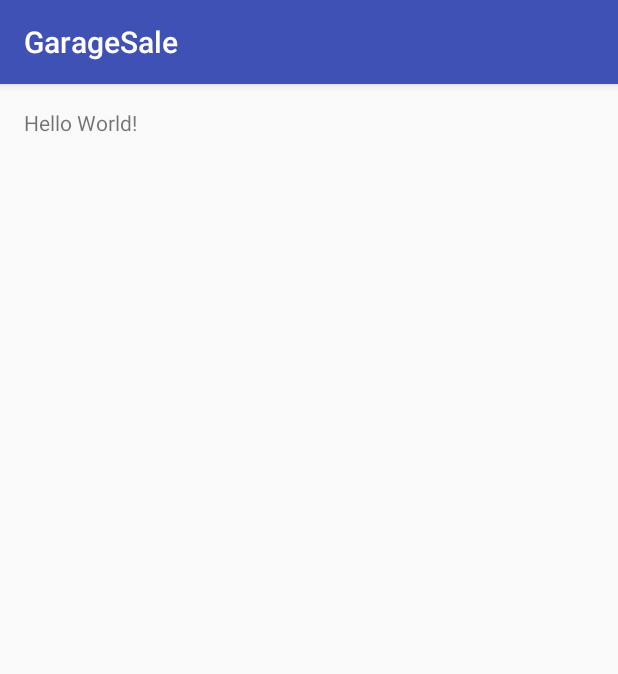
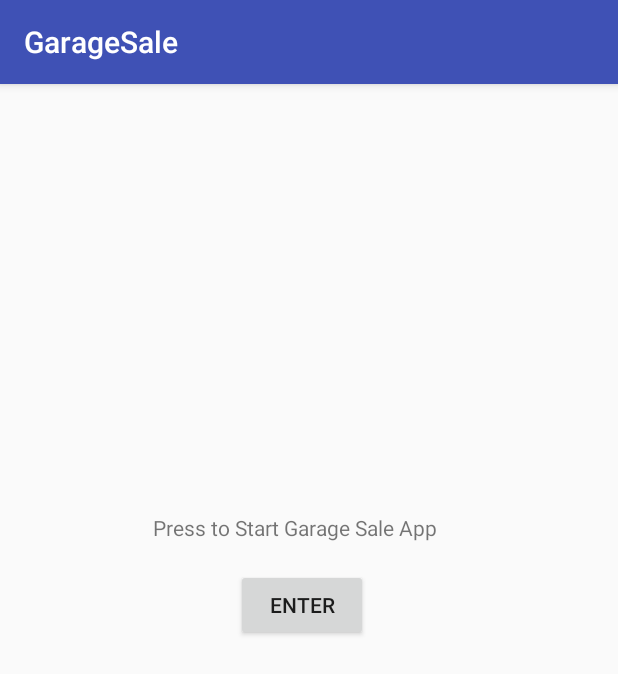
Before and after one commit to Lindmae/GarageBuddy, an Android app: the screen it shows after launch (MainActivity), on a phone screen of 412 x 824 dp. Shown: the top 674 px of the screen. Run offline under Robolectric (Android 15) with nearby library versions, the phone set to English and light mode, and no system bars.

Commit message:
Added button

```diff
--- a/app/build.gradle
+++ b/app/build.gradle
@@ -10,6 +10,7 @@ android {
         versionCode 1
         versionName "1.0"
         testInstrumentationRunner "android.support.test.runner.AndroidJUnitRunner"
+        vectorDrawables.useSupportLibrary = true
     }
     buildTypes {
         release {
@@ -25,5 +26,10 @@ dependencies {
         exclude group: 'com.android.support', module: 'support-annotations'
     })
     compile 'com.android.support:appcompat-v7:25.1.1'
+    compile 'com.google.android.gms:play-services-maps:10.2.0'
+    compile 'com.android.support:recyclerview-v7:25.2.0'
+    compile 'com.android.support:design:25.2.0'
+    compile 'com.android.support.constraint:constraint-layout:1.0.2'
+    compile 'com.android.support:support-vector-drawable:25.2.0'
     testCompile 'junit:junit:4.12'
 }
--- a/app/src/main/AndroidManifest.xml
+++ b/app/src/main/AndroidManifest.xml
@@ -4,7 +4,7 @@
 
     <application
         android:allowBackup="true"
-        android:icon="@mipmap/ic_launcher"
+        android:icon="@mipmap/garagesale_launcher"
         android:label="@string/app_name"
         android:supportsRtl="true"
         android:theme="@style/AppTheme">
@@ -15,6 +15,8 @@
                 <category android:name="android.intent.category.LAUNCHER" />
             </intent-filter>
         </activity>
+        <activity android:name=".Main2Activity" />
+        <activity android:name=".TimeSelector"></activity>
     </application>
 
 </manifest>
--- a/app/src/main/java/isabel/garagesale/MainActivity.java
+++ b/app/src/main/java/isabel/garagesale/MainActivity.java
@@ -2,6 +2,9 @@ package isabel.garagesale;
 
 import android.support.v7.app.AppCompatActivity;
 import android.os.Bundle;
+import android.view.View;
+import android.widget.Button;
+import android.content.Intent;
 
 public class MainActivity extends AppCompatActivity {
 
@@ -9,5 +12,32 @@ public class MainActivity extends AppCompatActivity {
     protected void onCreate(Bundle savedInstanceState) {
         super.onCreate(savedInstanceState);
         setContentView(R.layout.activity_main);
+        Button button = (Button) findViewById(R.id.button2);
+        button.setOnClickListener(new MyClass() {
+
+            @Override
+            public void onClick(View v) {
+                goToSecondActivity();
+
+            }
+
+        });
     }
+
+    private void goToSecondActivity() {
+
+        Intent intent = new Intent(this, Main2Activity.class);
+
+        startActivity(intent);
+
+    }
+
+    public class MyClass implements View.OnClickListener {
+
+        @Override
+        public void onClick(View v) {
+
+        }
+    }
+
 }
--- a/app/src/main/res/layout/activity_main.xml
+++ b/app/src/main/res/layout/activity_main.xml
@@ -13,5 +13,24 @@
     <TextView
         android:layout_width="wrap_content"
         android:layout_height="wrap_content"
-        android:text="Hello World!" />
+        android:text="@string/welcome_screen_text"
+        android:layout_marginTop="270dp"
+        android:id="@+id/textView"
+        android:layout_alignParentTop="true"
+        android:layout_alignParentLeft="true"
+        android:layout_alignParentStart="true"
+        android:layout_marginLeft="86dp"
+        android:layout_marginStart="86dp" />
+
+    <Button
+        android:id="@+id/button2"
+        android:layout_width="wrap_content"
+        android:layout_height="wrap_content"
+        android:text="@string/button_to_start_app"
+        android:layout_marginTop="18dp"
+        android:layout_below="@+id/textView"
+        android:layout_alignRight="@+id/textView"
+        android:layout_alignEnd="@+id/textView"
+        android:layout_marginRight="46dp"
+        android:layout_marginEnd="46dp" />
 </RelativeLayout>
--- a/app/src/main/res/values/dimens.xml
+++ b/app/src/main/res/values/dimens.xml
@@ -2,4 +2,5 @@
     <!-- Default screen margins, per the Android Design guidelines. -->
     <dimen name="activity_horizontal_margin">16dp</dimen>
     <dimen name="activity_vertical_margin">16dp</dimen>
+    <dimen name="fab_margin">16dp</dimen>
 </resources>
--- a/app/src/main/res/values/strings.xml
+++ b/app/src/main/res/values/strings.xml
@@ -1,3 +1,10 @@
 <resources>
     <string name="app_name">GarageSale</string>
+    <string name="welcome_screen_text">Press to Start Garage Sale App</string>
+    <string name="button_to_start_app">Enter</string>
+    <string name="main2">BOOOOOOOO</string>
+    <string name="title_activity_time_selector">Time Selector</string>
+    <string name="title_home">Home</string>
+    <string name="title_dashboard">Dashboard</string>
+    <string name="title_notifications">Notifications</string>
 </resources>
```
Also changed, not shown: app/src/main/java/isabel/garagesale/Main2Activity.java (added, +13 -0 lines), app/src/main/java/isabel/garagesale/TimeSelector.java (added, +13 -0 lines), app/src/main/res/drawable/ic_dashboard_black_24dp.xml (added, +9 -0 lines), app/src/main/res/drawable/ic_home_black_24dp.xml (added, +9 -0 lines), app/src/main/res/drawable/ic_notifications_black_24dp.xml (added, +9 -0 lines), app/src/main/res/layout/activity_main2.xml (added, +22 -0 lines), app/src/main/res/layout/activity_time_selector.xml (added, +9 -0 lines), app/src/main/res/menu/navigation.xml (added, +19 -0 lines), app/src/main/res/values/styles.xml (+9 -0 lines).
